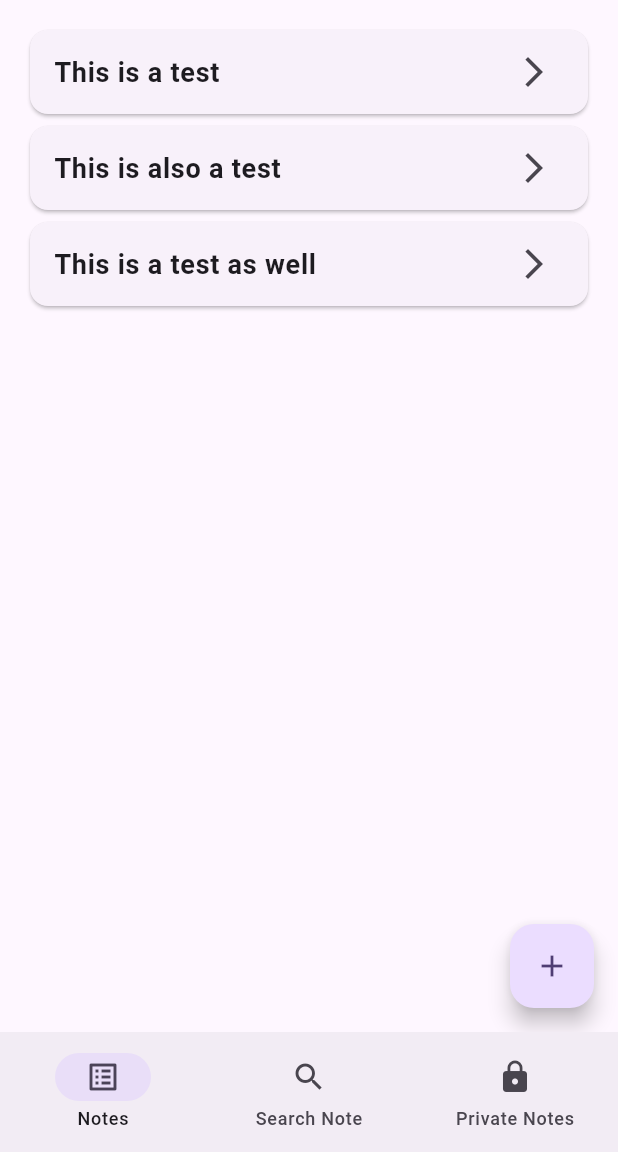
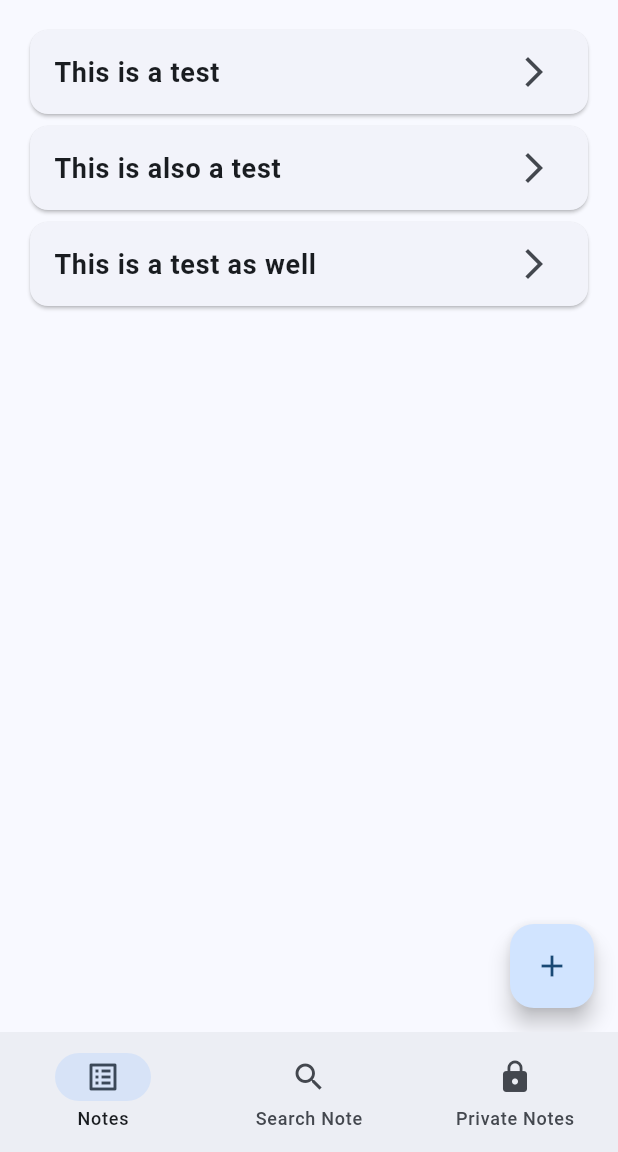
Before and after one commit to H0nneur/NovaNote, a Flutter app: the screen it shows after launch, on a phone screen of 412 x 824 dp, the part 84-1236 px from its top. Run offline on Flutter 3.47's test engine with Material 3 defaults, Android fonts, the phone set to English and light mode, and no system bars.

Commit message:
theme color change + add of novaNoteAppBar function in constant widgets

```diff
--- a/novanote/lib/constant_widgets.dart
+++ b/novanote/lib/constant_widgets.dart
@@ -1,7 +1,9 @@
 import 'package:flutter/material.dart';
 
-AppBar novaNoteAppBar = AppBar(
-  title: const Text("Notes"),
-  titleTextStyle: const TextStyle(color: Colors.white, fontSize: 22),
-  backgroundColor: Colors.blue.shade900,
-);
+AppBar novaNoteAppBar(String title) {
+  return AppBar(
+    title: Text(title),
+    titleTextStyle: const TextStyle(color: Colors.white, fontSize: 22),
+    backgroundColor: Colors.blue.shade900,
+  );
+}
--- a/novanote/lib/edit_screen.dart
+++ b/novanote/lib/edit_screen.dart
@@ -11,6 +11,6 @@ class EditScreen extends StatefulWidget {
 class _EditScreenState extends State<EditScreen> {
   @override
   Widget build(BuildContext context) {
-    return Scaffold(appBar: novaNoteAppBar);
+    return Scaffold(appBar: novaNoteAppBar("Edit note"));
   }
 }
--- a/novanote/lib/main.dart
+++ b/novanote/lib/main.dart
@@ -15,7 +15,7 @@ class MyApp extends StatelessWidget {
       debugShowCheckedModeBanner: false,
       title: 'NovaNote',
       theme: ThemeData(
-        colorScheme: ColorScheme.fromSeed(seedColor: Colors.deepPurple),
+        colorScheme: ColorScheme.fromSeed(seedColor: Colors.blue),
         useMaterial3: true,
       ),
       home: const MyHomePage(),
--- a/novanote/lib/notes_screen.dart
+++ b/novanote/lib/notes_screen.dart
@@ -1,6 +1,7 @@
 import 'package:flutter/material.dart';
 import 'package:novanote/constant_widgets.dart';
 import 'package:novanote/edit_screen.dart';
+import 'package:novanote/note_detail_screen.dart';
 
 class NotesScreen extends StatefulWidget {
   const NotesScreen({super.key});
@@ -19,11 +20,11 @@ class _NotesScreenState extends State<NotesScreen> {
   @override
   Widget build(BuildContext context) {
     return Scaffold(
-      appBar: novaNoteAppBar,
+      appBar: novaNoteAppBar("Notes"),
       floatingActionButton: FloatingActionButton(
         onPressed: () {
-          Navigator.of(context).push(
-              MaterialPageRoute(builder: (contect) => const EditScreen()));
+          Navigator.of(context).push(MaterialPageRoute(
+              builder: (contect) => const NoteDetailScreen()));
         },
         child: const Icon(Icons.add),
       ),
```
Also changed, not shown: novanote/lib/note_detail_screen.dart (added, +13 -0 lines).
